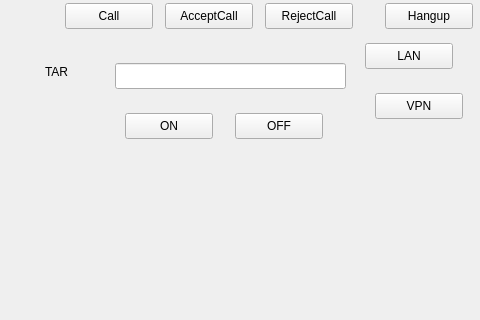
First picture: the form in QT_Prj/qt_gst_26_1_1/ui/widget.ui, repository LightCute/VideoCall, before the edit; both pictures show x 695 to 1175 and y 407 to 727 of the 1305 by 727 pixel window.
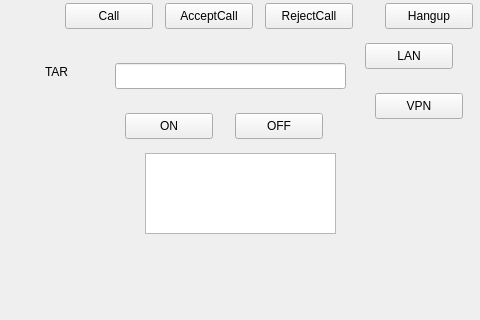
Second picture: the form after the edit.

Diff of the .ui file:
```diff
--- a/QT_Prj/qt_gst_26_1_1/ui/widget.ui
+++ b/QT_Prj/qt_gst_26_1_1/ui/widget.ui
@@ -239,6 +239,16 @@
     <string>Hangup</string>
    </property>
   </widget>
+  <widget class="QPlainTextEdit" name="PTE_state">
+   <property name="geometry">
+    <rect>
+     <x>840</x>
+     <y>560</y>
+     <width>191</width>
+     <height>81</height>
+    </rect>
+   </property>
+  </widget>
  </widget>
  <resources/>
  <connections/>
```
